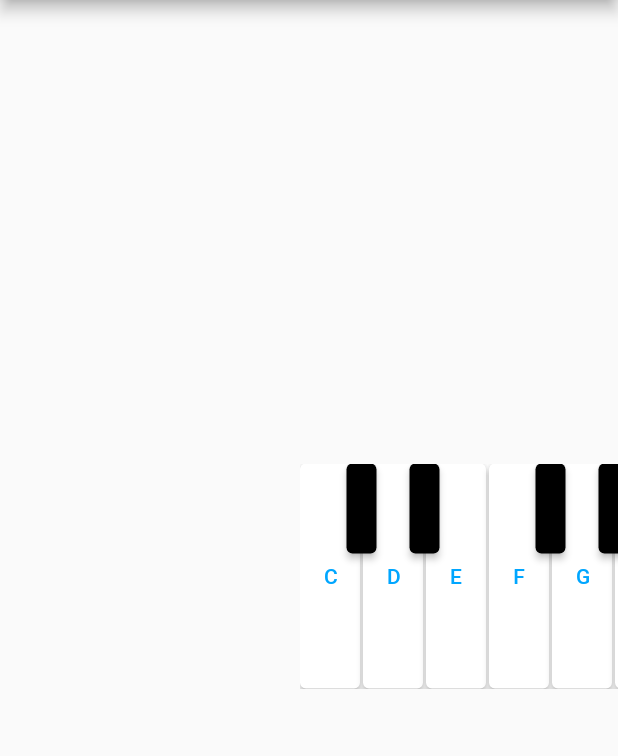
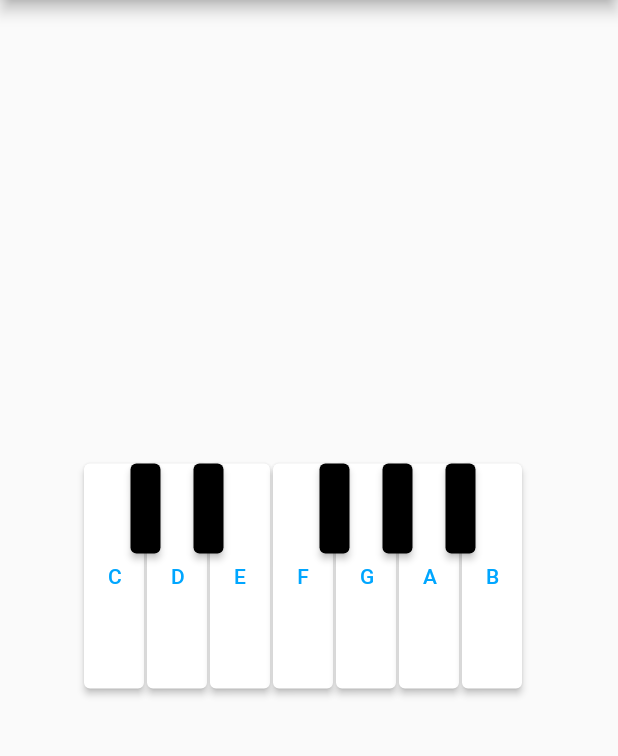
Before and after one commit to PieterStijnD/MusicTheoryWeb, a Flutter app: the screen it shows after launch, on a phone screen of 412 x 824 dp, the part 84-840 px from its top. Run offline on Flutter 3.47's test engine with Material 2 defaults, Android fonts, the phone set to English and light mode, and no system bars; our stand-ins replace audioplayers.

Commit message:
centering and removing redundant alingment containers

```diff
--- a/music_theory_app/lib/tools/piano/piano.dart
+++ b/music_theory_app/lib/tools/piano/piano.dart
@@ -8,10 +8,12 @@ class Piano extends StatelessWidget {
 
   @override
   Widget build(BuildContext context) {
-    return SizedBox(
-      width: 2000.0,
-      child: Padding(
-        padding: const EdgeInsets.fromLTRB(200, 0, 0, 0) ,
+    return Row(
+      mainAxisAlignment: MainAxisAlignment.center,
+      crossAxisAlignment: CrossAxisAlignment.center,
+      children: [
+        SizedBox(
+          width: 300.0,
           child: Stack(
             //alignment:new Alignment(x, y)
             children: const <Widget>[
@@ -64,6 +66,7 @@ class Piano extends StatelessWidget {
             ],
           ),
         ),
+      ],
     );
   }
 }
```
Lines whose indentation alone changed are shown as unchanged.
